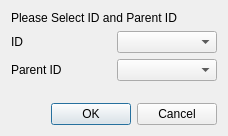
Old version of the form TreeViewer/makeviewdialog.ui in the repository rotace/sample_qt.
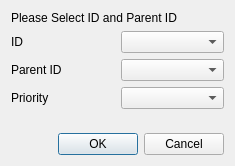
New version of the form.

Diff of the .ui file:
```diff
--- a/TreeViewer/makeviewdialog.ui
+++ b/TreeViewer/makeviewdialog.ui
@@ -6,26 +6,16 @@
    <rect>
     <x>0</x>
     <y>0</y>
-    <width>228</width>
-    <height>136</height>
+    <width>235</width>
+    <height>166</height>
    </rect>
   </property>
   <property name="windowTitle">
    <string>Dialog</string>
   </property>
   <layout class="QGridLayout" name="gridLayout">
-   <item row="4" column="0" colspan="2">
-    <widget class="QDialogButtonBox" name="buttonBox">
-     <property name="orientation">
-      <enum>Qt::Horizontal</enum>
-     </property>
-     <property name="standardButtons">
-      <set>QDialogButtonBox::Cancel|QDialogButtonBox::Ok</set>
-     </property>
-    </widget>
-   </item>
-   <item row="2" column="1">
-    <widget class="QComboBox" name="comboBoxParentId"/>
+   <item row="1" column="1">
+    <widget class="QComboBox" name="comboBoxId"/>
    </item>
    <item row="2" column="0">
     <widget class="QLabel" name="label_3">
@@ -34,9 +24,6 @@
      </property>
     </widget>
    </item>
-   <item row="1" column="1">
-    <widget class="QComboBox" name="comboBoxId"/>
-   </item>
    <item row="1" column="0">
     <widget class="QLabel" name="label_2">
      <property name="text">
@@ -44,7 +31,20 @@
      </property>
     </widget>
    </item>
-   <item row="3" column="0">
+   <item row="2" column="1">
+    <widget class="QComboBox" name="comboBoxParentId"/>
+   </item>
+   <item row="5" column="0" colspan="2">
+    <widget class="QDialogButtonBox" name="buttonBox">
+     <property name="orientation">
+      <enum>Qt::Horizontal</enum>
+     </property>
+     <property name="standardButtons">
+      <set>QDialogButtonBox::Cancel|QDialogButtonBox::Ok</set>
+     </property>
+    </widget>
+   </item>
+   <item row="4" column="0">
     <spacer name="verticalSpacer">
      <property name="orientation">
       <enum>Qt::Vertical</enum>
@@ -64,6 +64,16 @@
      </property>
     </widget>
    </item>
+   <item row="3" column="1">
+    <widget class="QComboBox" name="comboBoxPriority"/>
+   </item>
+   <item row="3" column="0">
+    <widget class="QLabel" name="label_4">
+     <property name="text">
+      <string>Priority</string>
+     </property>
+    </widget>
+   </item>
   </layout>
  </widget>
  <resources/>
```
